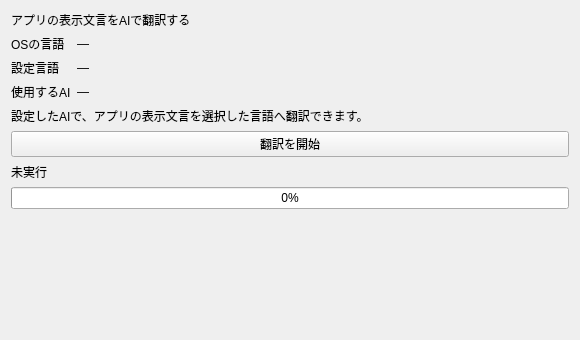
First picture: the form in ui/dialogs/setup/SelfTranslationPage.ui, repository Ikumyon/AutoLingua2, before the edit.
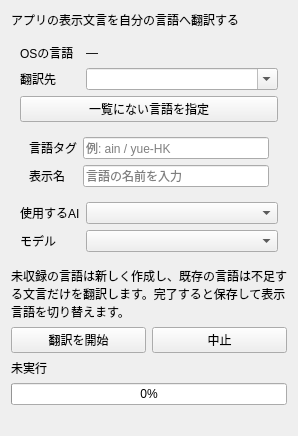
Second picture: the form after the edit.

Commit message: feat: UI自己翻訳機能とIANA言語タグレジストリ対応の実装

```diff
--- a/ui/dialogs/setup/SelfTranslationPage.ui
+++ b/ui/dialogs/setup/SelfTranslationPage.ui
@@ -3,22 +3,33 @@
  <class>SetupSelfTranslationPage</class>
  <widget class="QWidget" name="SetupSelfTranslationPage">
   <property name="accessibleName"><string>自身の翻訳</string></property>
-  <property name="minimumSize"><size><width>580</width><height>340</height></size></property>
   <layout class="QVBoxLayout" name="layoutSelfTranslation">
-   <item><widget class="QLabel" name="labelTitle"><property name="text"><string>アプリの表示文言をAIで翻訳する</string></property></widget></item>
-   <item><layout class="QFormLayout" name="formTranslation">
+   <item><widget class="QLabel" name="labelTitle"><property name="text"><string>アプリの表示文言を自分の言語へ翻訳する</string></property><property name="wordWrap"><bool>true</bool></property></widget></item>
+   <item><widget class="QWidget" name="optionsContainer"><layout class="QFormLayout" name="formTranslation">
     <item row="0" column="0"><widget class="QLabel" name="labelOsLanguage"><property name="text"><string>OSの言語</string></property></widget></item>
     <item row="0" column="1"><widget class="QLabel" name="valueOsLanguage"><property name="text"><string>—</string></property></widget></item>
-    <item row="1" column="0"><widget class="QLabel" name="labelLanguage"><property name="text"><string>設定言語</string></property></widget></item>
-    <item row="1" column="1"><widget class="QLabel" name="valueLanguage"><property name="text"><string>—</string></property></widget></item>
-    <item row="2" column="0"><widget class="QLabel" name="labelProvider"><property name="text"><string>使用するAI</string></property></widget></item>
-    <item row="2" column="1"><widget class="QLabel" name="valueProvider"><property name="text"><string>—</string></property></widget></item>
+    <item row="1" column="0"><widget class="QLabel" name="labelLanguage"><property name="text"><string>翻訳先</string></property></widget></item>
+    <item row="1" column="1"><widget class="QComboBox" name="comboTargetLanguage"><property name="editable"><bool>true</bool></property><property name="insertPolicy"><enum>QComboBox::NoInsert</enum></property><property name="placeholderText"><string>現地語名・言語コードで検索</string></property></widget></item>
+    <item row="2" column="0" colspan="2"><widget class="QPushButton" name="buttonCustomLanguage"><property name="text"><string>一覧にない言語を指定</string></property><property name="checkable"><bool>true</bool></property><property name="autoDefault"><bool>false</bool></property></widget></item>
+    <item row="3" column="0" colspan="2"><widget class="QWidget" name="customLanguageContainer"><layout class="QFormLayout" name="formCustomLanguage">
+     <item row="0" column="0"><widget class="QLabel" name="labelCustomTag"><property name="text"><string>言語タグ</string></property></widget></item>
+     <item row="0" column="1"><widget class="QLineEdit" name="editLanguageTag"><property name="placeholderText"><string>例: ain / yue-HK</string></property></widget></item>
+     <item row="1" column="0"><widget class="QLabel" name="labelCustomName"><property name="text"><string>表示名</string></property></widget></item>
+     <item row="1" column="1"><widget class="QLineEdit" name="editLanguageName"><property name="placeholderText"><string>言語の名前を入力</string></property></widget></item>
+    </layout></widget></item>
+    <item row="4" column="0"><widget class="QLabel" name="labelProvider"><property name="text"><string>使用するAI</string></property></widget></item>
+    <item row="4" column="1"><widget class="QComboBox" name="comboProvider"/></item>
+    <item row="5" column="0"><widget class="QLabel" name="labelModel"><property name="text"><string>モデル</string></property></widget></item>
+    <item row="5" column="1"><widget class="QComboBox" name="comboModel"/></item>
+   </layout></widget></item>
+   <item><widget class="QLabel" name="labelDescription"><property name="text"><string>未収録の言語は新しく作成し、既存の言語は不足する文言だけを翻訳します。完了すると保存して表示言語を切り替えます。</string></property><property name="wordWrap"><bool>true</bool></property></widget></item>
+   <item><layout class="QHBoxLayout" name="layoutActions">
+    <item><widget class="QPushButton" name="buttonTranslate"><property name="text"><string>翻訳を開始</string></property><property name="autoDefault"><bool>false</bool></property></widget></item>
+    <item><widget class="QPushButton" name="buttonStop"><property name="text"><string>中止</string></property><property name="autoDefault"><bool>false</bool></property></widget></item>
    </layout></item>
-   <item><widget class="QLabel" name="labelDescription"><property name="text"><string>設定したAIで、アプリの表示文言を選択した言語へ翻訳できます。</string></property><property name="wordWrap"><bool>true</bool></property></widget></item>
-   <item><widget class="QPushButton" name="buttonTranslate"><property name="text"><string>翻訳を開始</string></property><property name="autoDefault"><bool>false</bool></property></widget></item>
-   <item><widget class="QLabel" name="labelStatus"><property name="text"><string>未実行</string></property></widget></item>
+   <item><widget class="QLabel" name="labelStatus"><property name="text"><string>未実行</string></property><property name="wordWrap"><bool>true</bool></property></widget></item>
    <item><widget class="QProgressBar" name="progressTranslation"><property name="value"><number>0</number></property></widget></item>
-   <item><spacer name="translationSpacer"><property name="orientation"><enum>Qt::Orientation::Vertical</enum></property><property name="sizeHint"><size><width>20</width><height>40</height></size></property></spacer></item>
+   <item><spacer name="translationSpacer"><property name="orientation"><enum>Qt::Orientation::Vertical</enum></property><property name="sizeHint"><size><width>20</width><height>20</height></size></property></spacer></item>
   </layout>
  </widget>
  <resources/>
```
The commit also changes 19 other files.
